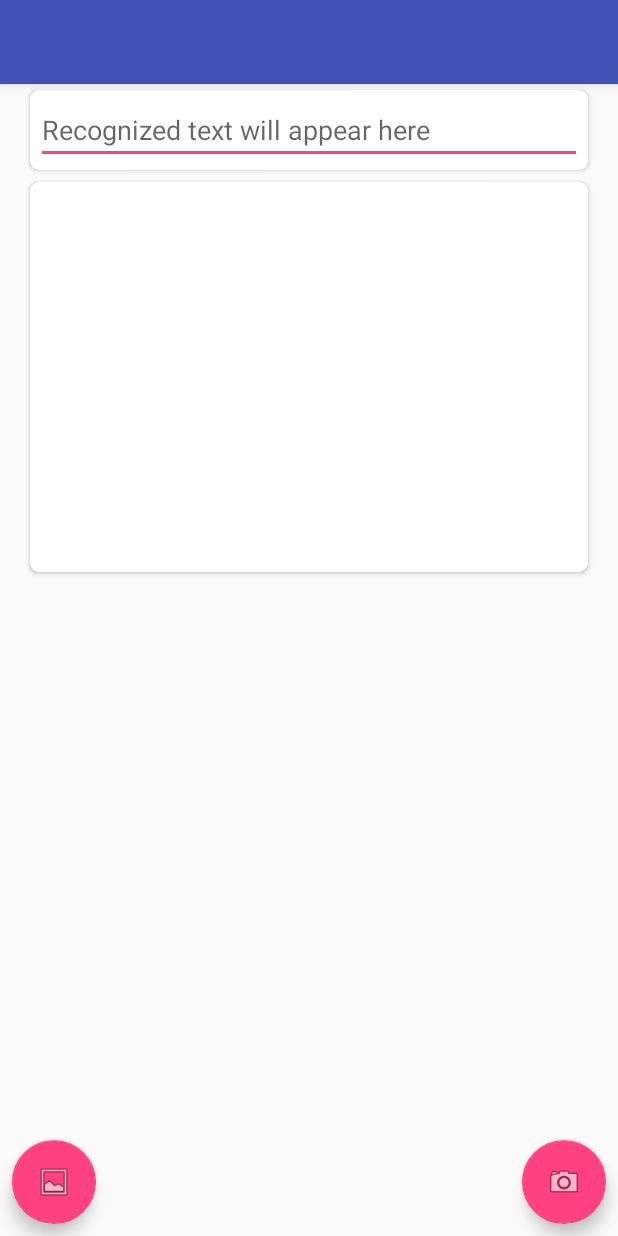
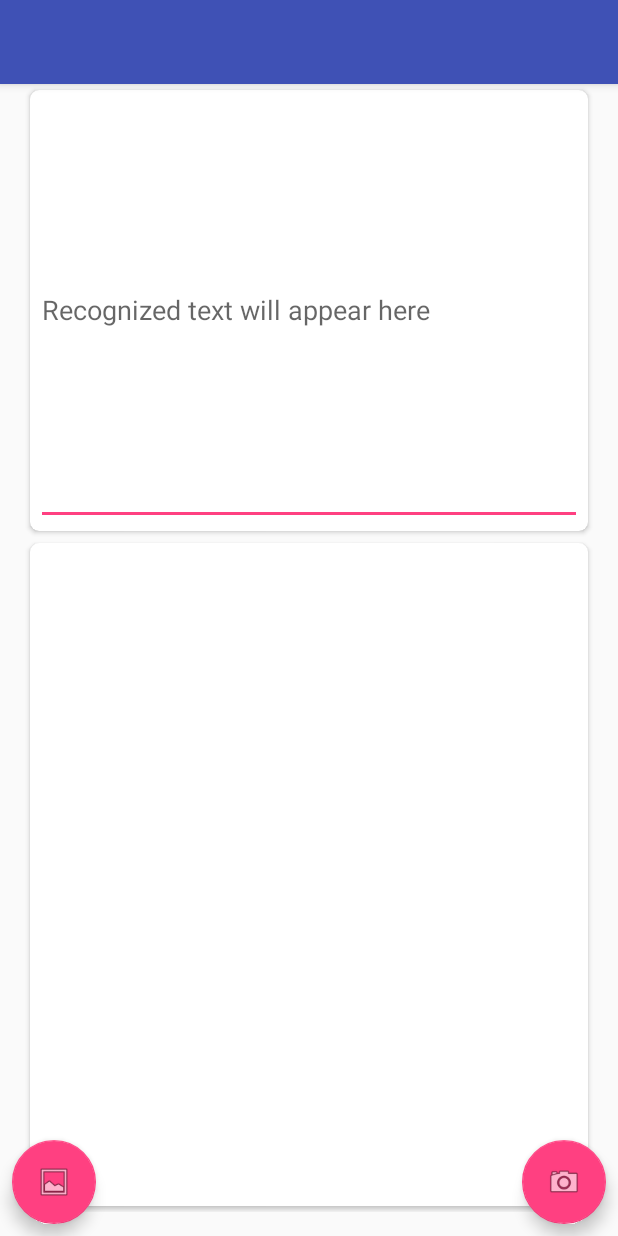
Before and after one commit to Anet93/tesseract-photo-recognition, an Android app: the screen it shows after launch (StartActivity), on a phone screen of 412 x 824 dp. Run offline under Robolectric (Android 15) with nearby library versions, the phone set to English and light mode, and no system bars; our stand-ins replace ButterKnife; libraries missing offline, so code that uses them is left out: com.googlecode.tesseract; 3 statements that could not run were skipped.

Commit message:
Front end improvements.

```diff
--- a/app/src/main/res/layout/content_start.xml
+++ b/app/src/main/res/layout/content_start.xml
@@ -4,6 +4,7 @@
     xmlns:app="http://schemas.android.com/apk/res-auto"
     xmlns:tools="http://schemas.android.com/tools"
     xmlns:card_view="http://schemas.android.com/apk/res-auto"
+    android:weightSum="10"
     android:layout_width="match_parent"
     android:layout_height="match_parent"
     android:orientation="vertical"
@@ -15,39 +16,36 @@
     tools:showIn="@layout/activity_start">
 
     <android.support.v7.widget.CardView
-        android:layout_width="match_parent"
-        android:layout_height="wrap_content"
         android:id="@+id/cardViewText"
         android:padding="32dp"
         android:layout_margin="4dp"
-        card_view:cardCornerRadius="6dp">
+        card_view:cardCornerRadius="6dp"
 
+        android:layout_width="match_parent"
+        android:layout_height="0dp"
+        android:layout_weight="4">
         <EditText
             android:layout_margin="4dp"
             android:id="@+id/recognizedTextField"
             android:layout_width="match_parent"
             android:layout_height="match_parent"
             android:hint="@string/text_hint" />
-
     </android.support.v7.widget.CardView>
 
     <android.support.v7.widget.CardView
-        android:layout_width="match_parent"
-        android:layout_height="260dp"
         android:id="@+id/cardViewView"
         android:padding="32dp"
         android:layout_margin="4dp"
-        card_view:cardCornerRadius="6dp">
+        card_view:cardCornerRadius="6dp"
 
+        android:layout_width="match_parent"
+        android:layout_height="0dp"
+        android:layout_weight="6">
         <ImageView
             android:id="@+id/croppedImageView"
             android:layout_width="match_parent"
             android:layout_height="match_parent"
             android:layout_gravity="center"
             android:layout_margin="4dp" />
-
     </android.support.v7.widget.CardView>
-
-
-
 </LinearLayout>
```
